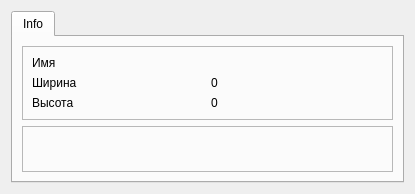
Before: the Qt Designer form finfo.ui in waitforcode/stect, drawn with Qt 5.
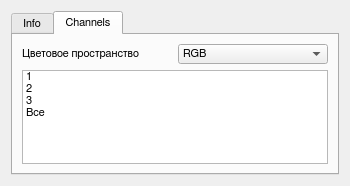
After: the same form once the commit is applied. The open tabs and pages were chosen to show the change. Icons and pictures are not drawn.

Commit message: added working with graphic channels in RGB color space

Diff of the .ui file:
```diff
--- a/finfo.ui
+++ b/finfo.ui
@@ -6,8 +6,8 @@
    <rect>
     <x>0</x>
     <y>0</y>
-    <width>415</width>
-    <height>194</height>
+    <width>350</width>
+    <height>186</height>
    </rect>
   </property>
   <property name="minimumSize">
@@ -16,12 +16,36 @@
     <height>0</height>
    </size>
   </property>
+  <property name="maximumSize">
+   <size>
+    <width>16777215</width>
+    <height>186</height>
+   </size>
+  </property>
+  <property name="sizeIncrement">
+   <size>
+    <width>0</width>
+    <height>186</height>
+   </size>
+  </property>
+  <property name="baseSize">
+   <size>
+    <width>402</width>
+    <height>186</height>
+   </size>
+  </property>
   <property name="windowTitle">
    <string>Информация</string>
   </property>
   <layout class="QGridLayout" name="gridLayout">
    <item row="0" column="0">
     <widget class="QTabWidget" name="tabWidget">
+     <property name="font">
+      <font>
+       <family>FreeSans</family>
+       <pointsize>8</pointsize>
+      </font>
+     </property>
      <property name="currentIndex">
       <number>0</number>
      </property>
@@ -92,6 +116,111 @@
          <property name="frameShadow">
           <enum>QFrame::Raised</enum>
          </property>
+         <layout class="QGridLayout" name="gridLayout_3">
+          <item row="0" column="0">
+           <widget class="QLabel" name="label_7">
+            <property name="text">
+             <string>Формат файла</string>
+            </property>
+           </widget>
+          </item>
+          <item row="0" column="1">
+           <widget class="QLabel" name="label_8">
+            <property name="text">
+             <string>JPEG</string>
+            </property>
+           </widget>
+          </item>
+         </layout>
+        </widget>
+       </item>
+      </layout>
+     </widget>
+     <widget class="QWidget" name="tab_2">
+      <attribute name="title">
+       <string>Channels</string>
+      </attribute>
+      <layout class="QVBoxLayout" name="verticalLayout_2">
+       <item>
+        <layout class="QHBoxLayout" name="horizontalLayout">
+         <item>
+          <widget class="QLabel" name="label_9">
+           <property name="font">
+            <font>
+             <family>FreeSans</family>
+             <pointsize>8</pointsize>
+            </font>
+           </property>
+           <property name="text">
+            <string>Цветовое пространство</string>
+           </property>
+          </widget>
+         </item>
+         <item>
+          <widget class="QComboBox" name="comboBox">
+           <property name="maximumSize">
+            <size>
+             <width>16777215</width>
+             <height>20</height>
+            </size>
+           </property>
+           <property name="font">
+            <font>
+             <family>FreeSans</family>
+             <pointsize>8</pointsize>
+            </font>
+           </property>
+           <item>
+            <property name="text">
+             <string>RGB</string>
+            </property>
+           </item>
+           <item>
+            <property name="text">
+             <string>YCbCr</string>
+            </property>
+           </item>
+          </widget>
+         </item>
+        </layout>
+       </item>
+       <item>
+        <widget class="QListWidget" name="listWidget">
+         <property name="maximumSize">
+          <size>
+           <width>16777215</width>
+           <height>16777215</height>
+          </size>
+         </property>
+         <property name="editTriggers">
+          <set>QAbstractItemView::NoEditTriggers</set>
+         </property>
+         <property name="selectionMode">
+          <enum>QAbstractItemView::MultiSelection</enum>
+         </property>
+         <property name="selectionRectVisible">
+          <bool>true</bool>
+         </property>
+         <item>
+          <property name="text">
+           <string>1</string>
+          </property>
+         </item>
+         <item>
+          <property name="text">
+           <string>2</string>
+          </property>
+         </item>
+         <item>
+          <property name="text">
+           <string>3</string>
+          </property>
+         </item>
+         <item>
+          <property name="text">
+           <string>Все</string>
+          </property>
+         </item>
         </widget>
        </item>
       </layout>
```
Left out of the diff: 8 changed lines with no effect on the pictures. The commit also changes 18 other files.
